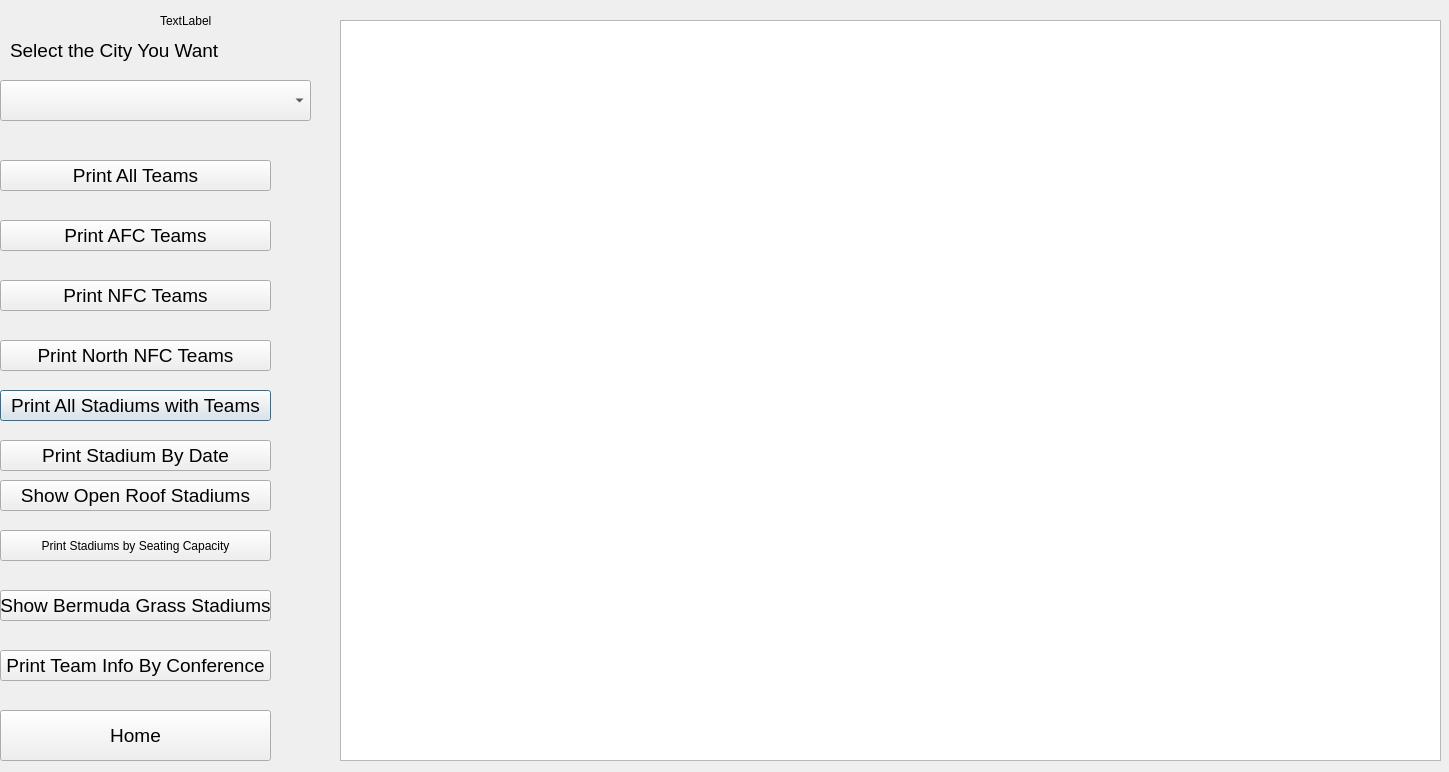
Qt form app/DisplayInfo.ui (TheBeesKnees111/Gamer-Girls) before a commit.
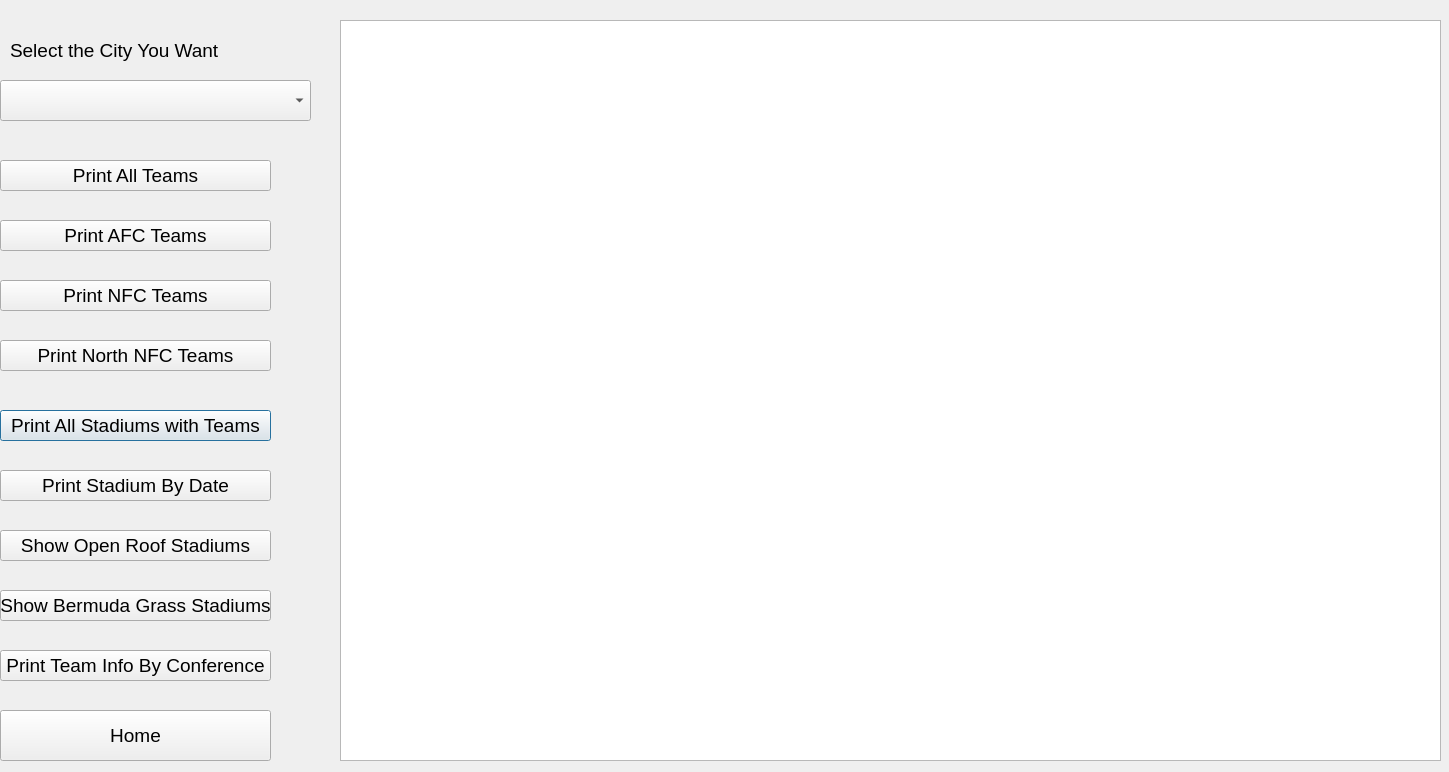
The same form after that commit.

```diff
--- a/app/DisplayInfo.ui
+++ b/app/DisplayInfo.ui
@@ -17,7 +17,7 @@
    <property name="geometry">
     <rect>
      <x>0</x>
-     <y>390</y>
+     <y>410</y>
      <width>271</width>
      <height>31</height>
     </rect>
@@ -53,7 +53,7 @@
    <property name="geometry">
     <rect>
      <x>0</x>
-     <y>440</y>
+     <y>470</y>
      <width>271</width>
      <height>31</height>
     </rect>
@@ -171,7 +171,7 @@
    <property name="geometry">
     <rect>
      <x>0</x>
-     <y>480</y>
+     <y>530</y>
      <width>271</width>
      <height>31</height>
     </rect>
@@ -236,32 +236,6 @@
     </font>
    </property>
   </widget>
-  <widget class="QLabel" name="label_output_totals">
-   <property name="geometry">
-    <rect>
-     <x>160</x>
-     <y>10</y>
-     <width>141</width>
-     <height>21</height>
-    </rect>
-   </property>
-   <property name="text">
-    <string>TextLabel</string>
-   </property>
-  </widget>
-  <widget class="QPushButton" name="Print_Seating_Cap_PushButton">
-   <property name="geometry">
-    <rect>
-     <x>0</x>
-     <y>530</y>
-     <width>271</width>
-     <height>31</height>
-    </rect>
-   </property>
-   <property name="text">
-    <string>Print Stadiums by Seating Capacity</string>
-   </property>
-  </widget>
  </widget>
  <resources/>
  <connections/>
```
Left out of the diff: 1 changed line with no effect on the pictures.
